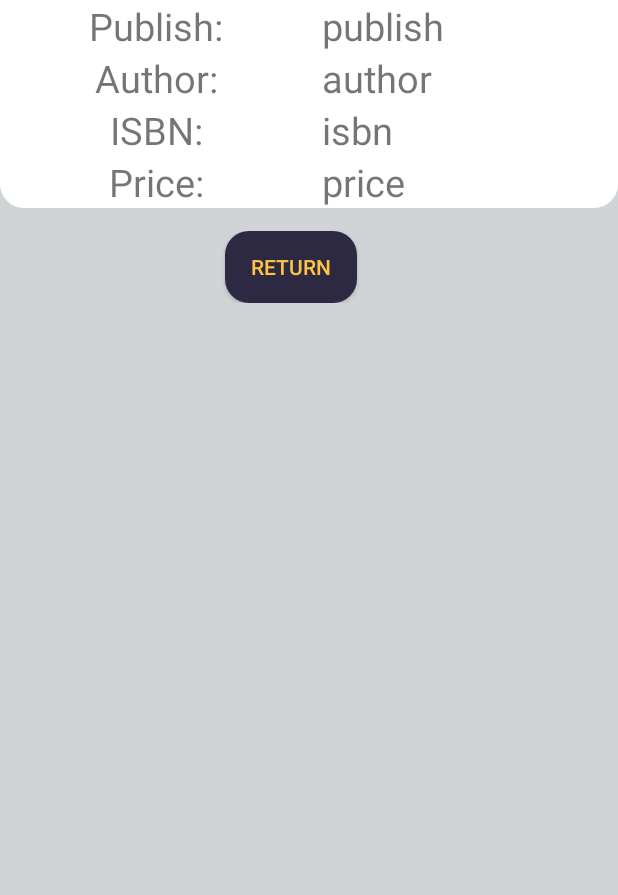
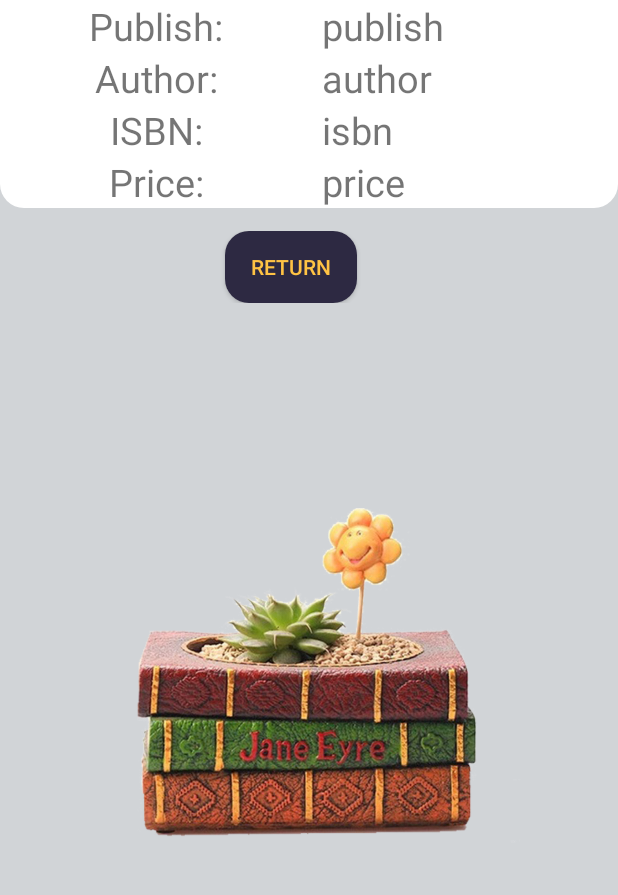
Before and after one commit to BugKillerStudio/bookshelf-jyh, an Android app: the BookInfoActivity screen opened directly, with no data from a screen before it, on a phone screen of 412 x 824 dp, the part 188-1083 px from its top. Run offline under Robolectric (Android 15) with nearby library versions, the phone set to English and light mode, and no system bars.

Commit message:
优化了界面

```diff
--- a/app/src/main/res/layout/bookinfo_activity.xml
+++ b/app/src/main/res/layout/bookinfo_activity.xml
@@ -153,5 +153,15 @@
 
 
         </LinearLayout>
+    <ImageView
+        android:id="@+id/image_click"
+        android:layout_width="match_parent"
+        android:layout_height="wrap_content"
+        android:padding="60dp"
+        android:src="@drawable/flowerpot"
+        android:background="@color/background_main"
+        >
+
+    </ImageView>
 
 </LinearLayout>
--- a/app/src/main/res/values/themes.xml
+++ b/app/src/main/res/values/themes.xml
@@ -3,8 +3,8 @@
 <!--    <style name="Theme.Hw_1" parent="Theme.MaterialComponents.DayNight.DarkActionBar">-->
     <style name="Theme.Hw_1" parent="Theme.MaterialComponents.DayNight.NoActionBar.Bridge">
         <!-- Primary brand color. -->
-        <item name="colorPrimary">@color/purple_500</item>
-        <item name="colorPrimaryVariant">@color/purple_700</item>
+        <item name="colorPrimary">@color/background_main</item>
+        <item name="colorPrimaryVariant">@color/background_main</item>
         <item name="colorOnPrimary">@color/white</item>
         <!-- Secondary brand color. -->
         <item name="colorSecondary">@color/button_item_main</item>
```
